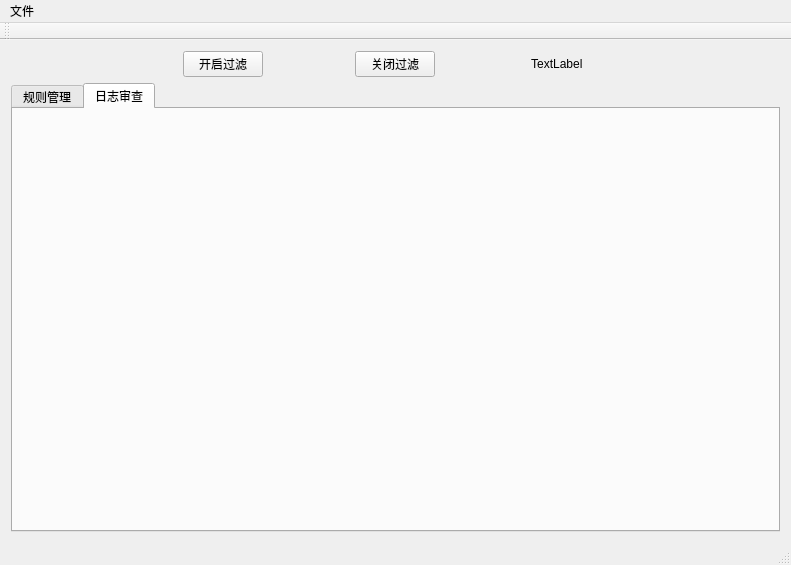
Old version of the form user/MQTT_Filter/mainwindow.ui in the repository aimuller/mqtt_filter.
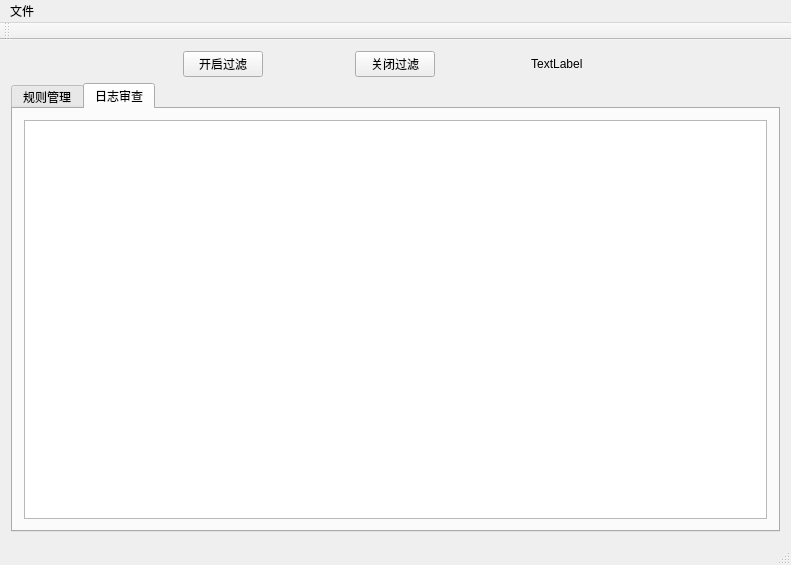
New version of the form. The open tabs and pages were chosen to show the change.

```diff
--- a/user/MQTT_Filter/mainwindow.ui
+++ b/user/MQTT_Filter/mainwindow.ui
@@ -128,6 +128,15 @@
          <attribute name="title">
           <string>日志审查</string>
          </attribute>
+         <layout class="QGridLayout" name="gridLayout_5">
+          <item row="0" column="0">
+           <layout class="QGridLayout" name="gridLayout_4">
+            <item row="0" column="0">
+             <widget class="QTextBrowser" name="textBrowser"/>
+            </item>
+           </layout>
+          </item>
+         </layout>
         </widget>
        </widget>
       </item>
```
Left out of the diff: 14 changed lines with no effect on the pictures.
